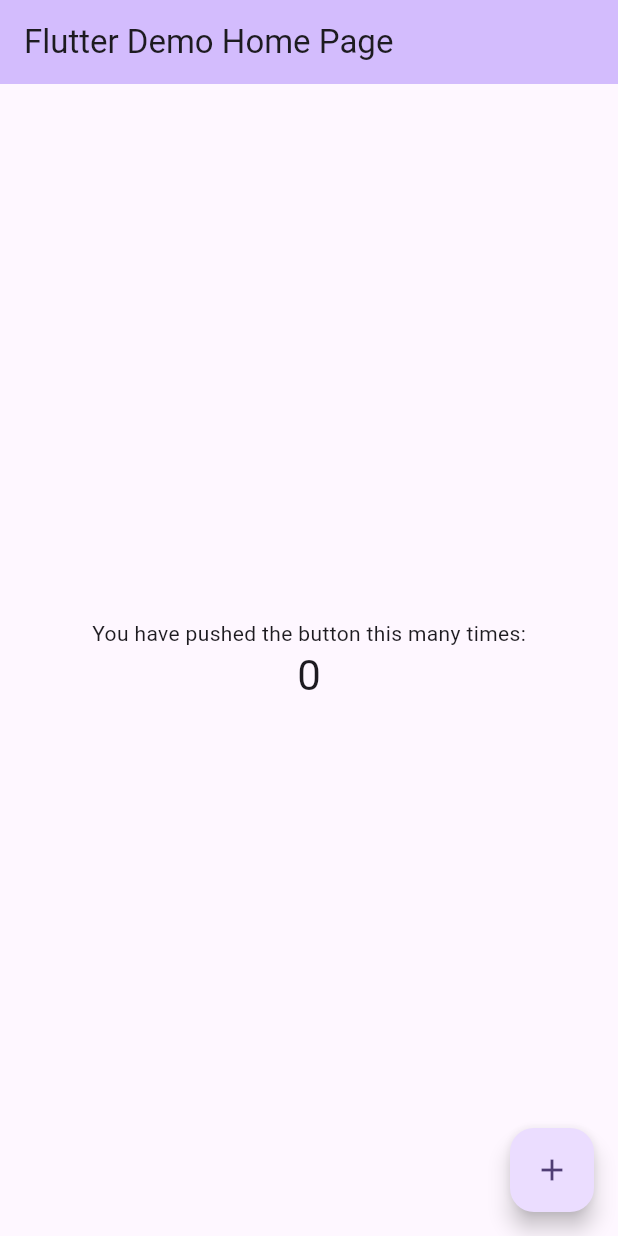
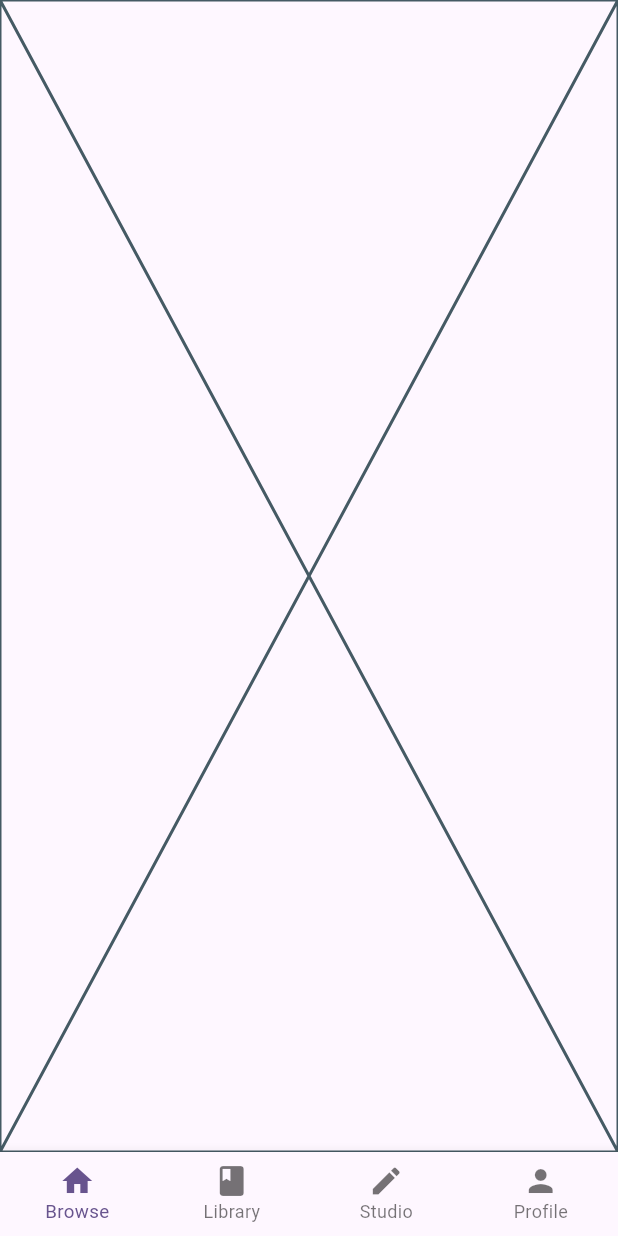
Before and after one commit to zm68526/sonoral, a Flutter app: the screen it shows after launch, on a phone screen of 412 x 824 dp. Run offline on Flutter 3.47's test engine with Material 3 defaults, Android fonts, the phone set to English and light mode, and no system bars; our stand-ins replace go_router, url_strategy.

Commit message:
Main scaffold for the app

```diff
--- a/app/analysis_options.yaml
+++ b/app/analysis_options.yaml
@@ -8,6 +8,12 @@
 # The following line activates a set of recommended lints for Flutter apps,
 # packages, and plugins designed to encourage good coding practices.
 include: package:flutter_lints/flutter.yaml
+
+# Errors to ignore in the analyzer.
+analyzer:
+  errors:
+    prefer_const_constructors: ignore
+
 
 linter:
   # The lint rules applied to this project can be customized in the
--- /dev/null
+++ b/app/lib/config.dart
@@ -0,0 +1,10 @@
+import 'dart:io' show Platform;
+
+// the link to the server hosting the backend
+const String backendPath = "http://127.0.0.1:5000/";
+
+// whether to show labels on the bottom navigation bar
+const showBottomNavigationBarLabels = true;
+
+// whether the current platform is mobile
+final isMobile = (Platform.isAndroid || Platform.isIOS);
--- a/app/lib/main.dart
+++ b/app/lib/main.dart
@@ -1,125 +1,121 @@
 import 'package:flutter/material.dart';
 
+import 'package:go_router/go_router.dart';
+import 'package:sonoral_app/config.dart';
+import 'package:url_strategy/url_strategy.dart';
+
 void main() {
-  runApp(const MyApp());
+  WidgetsFlutterBinding.ensureInitialized();
+  setPathUrlStrategy();
+  runApp(SonoralApp());
 }
 
-class MyApp extends StatelessWidget {
-  const MyApp({super.key});
+final GlobalKey<NavigatorState> _rootNavigatorKey = GlobalKey<NavigatorState>();
+// final GlobalKey<NavigatorState> _shellNavigatorKey = GlobalKey<NavigatorState>();
 
-  // This widget is the root of your application.
+// The root of the app
+class SonoralApp extends StatelessWidget {
+  SonoralApp({super.key});
+
+  // The main router for the app
+  final GoRouter _router = GoRouter(
+    navigatorKey: _rootNavigatorKey,
+    initialLocation: '/',
+    routes: [
+      StatefulShellRoute.indexedStack(
+        builder: (context, state, navigationShell) {
+          return MainScaffold(
+            navigationShell: navigationShell,
+          );
+        },
+        branches: [
+          StatefulShellBranch(
+            routes: [
+              GoRoute(
+                path: '/',
+                builder: (context, state) => const Placeholder(),
+              ),
+            ],
+          ),
+          StatefulShellBranch(
+            routes: [
+              GoRoute(
+                path: '/library',
+                builder: (context, state) => const Placeholder(),
+              ),
+            ],
+          ),
+          StatefulShellBranch(
+            routes: [
+              GoRoute(
+                path: '/studio',
+                builder: (context, state) => const Placeholder(),
+                routes: [
+                  GoRoute(
+                    path: 'settings',
+                    builder: (context, state) => const Placeholder(),
+                  ),
+                ],
+              ),
+            ],
+          ),
+          StatefulShellBranch(
+            routes: [
+              GoRoute(
+                path: '/profile',
+                builder: (context, state) => const Placeholder(),
+              ),
+            ],
+          ),
+        ],
+      ),
+    ],
+  );
+
   @override
   Widget build(BuildContext context) {
-    return MaterialApp(
-      title: 'Flutter Demo',
+    return MaterialApp.router(
+      title: 'Sonoral',
       theme: ThemeData(
-        // This is the theme of your application.
-        //
-        // TRY THIS: Try running your application with "flutter run". You'll see
-        // the application has a purple toolbar. Then, without quitting the app,
-        // try changing the seedColor in the colorScheme below to Colors.green
-        // and then invoke "hot reload" (save your changes or press the "hot
-        // reload" button in a Flutter-supported IDE, or press "r" if you used
-        // the command line to start the app).
-        //
-        // Notice that the counter didn't reset back to zero; the application
-        // state is not lost during the reload. To reset the state, use hot
-        // restart instead.
-        //
-        // This works for code too, not just values: Most code changes can be
-        // tested with just a hot reload.
         colorScheme: ColorScheme.fromSeed(seedColor: Colors.deepPurple),
         useMaterial3: true,
       ),
-      home: const MyHomePage(title: 'Flutter Demo Home Page'),
+      routerConfig: _router,
     );
   }
 }
 
-class MyHomePage extends StatefulWidget {
-  const MyHomePage({super.key, required this.title});
+// The main scaffold for the app, contains the navigation shell and the bottom navigation bar
+class MainScaffold extends StatelessWidget {
+  final StatefulNavigationShell navigationShell;
 
-  // This widget is the home page of your application. It is stateful, meaning
-  // that it has a State object (defined below) that contains fields that affect
-  // how it looks.
+  const MainScaffold({
+    super.key,
+    required this.navigationShell,
+  });
 
-  // This class is the configuration for the state. It holds the values (in this
-  // case the title) provided by the parent (in this case the App widget) and
-  // used by the build method of the State. Fields in a Widget subclass are
-  // always marked "final".
-
-  final String title;
-
-  @override
-  State<MyHomePage> createState() => _MyHomePageState();
-}
-
-class _MyHomePageState extends State<MyHomePage> {
-  int _counter = 0;
-
-  void _incrementCounter() {
-    setState(() {
-      // This call to setState tells the Flutter framework that something has
-      // changed in this State, which causes it to rerun the build method below
-      // so that the display can reflect the updated values. If we changed
-      // _counter without calling setState(), then the build method would not be
-      // called again, and so nothing would appear to happen.
-      _counter++;
-    });
+  void _onTap(int index) {
+    navigationShell.goBranch(index);
   }
 
   @override
   Widget build(BuildContext context) {
-    // This method is rerun every time setState is called, for instance as done
-    // by the _incrementCounter method above.
-    //
-    // The Flutter framework has been optimized to make rerunning build methods
-    // fast, so that you can just rebuild anything that needs updating rather
-    // than having to individually change instances of widgets.
     return Scaffold(
-      appBar: AppBar(
-        // TRY THIS: Try changing the color here to a specific color (to
-        // Colors.amber, perhaps?) and trigger a hot reload to see the AppBar
-        // change color while the other colors stay the same.
-        backgroundColor: Theme.of(context).colorScheme.inversePrimary,
-        // Here we take the value from the MyHomePage object that was created by
-        // the App.build method, and use it to set our appbar title.
-        title: Text(widget.title),
+      body: navigationShell,
+      bottomNavigationBar: BottomNavigationBar(
+        currentIndex: navigationShell.currentIndex,
+        onTap: _onTap,
+        type: BottomNavigationBarType.fixed,
+        selectedFontSize: 12.5,
+        showSelectedLabels: showBottomNavigationBarLabels,
+        showUnselectedLabels: showBottomNavigationBarLabels,
+        items: const [
+          BottomNavigationBarItem(icon: Icon(Icons.home), label: 'Browse'),
+          BottomNavigationBarItem(icon: Icon(Icons.book), label: 'Library'),
+          BottomNavigationBarItem(icon: Icon(Icons.create), label: 'Studio'),
+          BottomNavigationBarItem(icon: Icon(Icons.person), label: 'Profile'),
+        ],
       ),
-      body: Center(
-        // Center is a layout widget. It takes a single child and positions it
-        // in the middle of the parent.
-        child: Column(
-          // Column is also a layout widget. It takes a list of children and
-          // arranges them vertically. By default, it sizes itself to fit its
-          // children horizontally, and tries to be as tall as its parent.
-          //
-          // Column has various properties to control how it sizes itself and
-          // how it positions its children. Here we use mainAxisAlignment to
-          // center the children vertically; the main axis here is the vertical
-          // axis because Columns are vertical (the cross axis would be
-          // horizontal).
-          //
-          // TRY THIS: Invoke "debug painting" (choose the "Toggle Debug Paint"
-          // action in the IDE, or press "p" in the console), to see the
-          // wireframe for each widget.
-          mainAxisAlignment: MainAxisAlignment.center,
-          children: <Widget>[
-            const Text(
-              'You have pushed the button this many times:',
-            ),
-            Text(
-              '$_counter',
-              style: Theme.of(context).textTheme.headlineMedium,
-            ),
-          ],
-        ),
-      ),
-      floatingActionButton: FloatingActionButton(
-        onPressed: _incrementCounter,
-        tooltip: 'Increment',
-        child: const Icon(Icons.add),
-      ), // This trailing comma makes auto-formatting nicer for build methods.
     );
   }
 }
--- a/app/pubspec.yaml
+++ b/app/pubspec.yaml
@@ -35,6 +35,9 @@ dependencies:
   # The following adds the Cupertino Icons font to your application.
   # Use with the CupertinoIcons class for iOS style icons.
   cupertino_icons: ^1.0.8
+  flutter_dotenv: ^5.2.1
+  go_router: ^14.6.2
+  url_strategy: ^0.3.0
 
 dev_dependencies:
   flutter_test:
```
Also changed, not shown: app/pubspec.lock, 1 other file.
